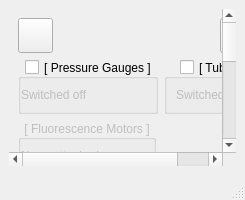
Above: Gui/forms/form_gui.ui from slsdetectorgroup/motorControlSoftware before the change. Below: the same form after it.
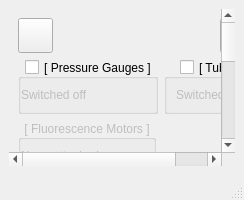
That is the form after the change. Icons and pictures are not drawn.

What changed in the file:
```diff
--- a/Gui/forms/form_gui.ui
+++ b/Gui/forms/form_gui.ui
@@ -6,7 +6,7 @@
    <rect>
     <x>0</x>
     <y>0</y>
-    <width>245</width>
+    <width>244</width>
     <height>200</height>
    </rect>
   </property>
@@ -82,9 +82,9 @@
        <property name="geometry">
         <rect>
          <x>0</x>
-         <y>0</y>
-         <width>291</width>
-         <height>446</height>
+         <y>-27</y>
+         <width>303</width>
+         <height>500</height>
         </rect>
        </property>
        <property name="sizePolicy">
```
